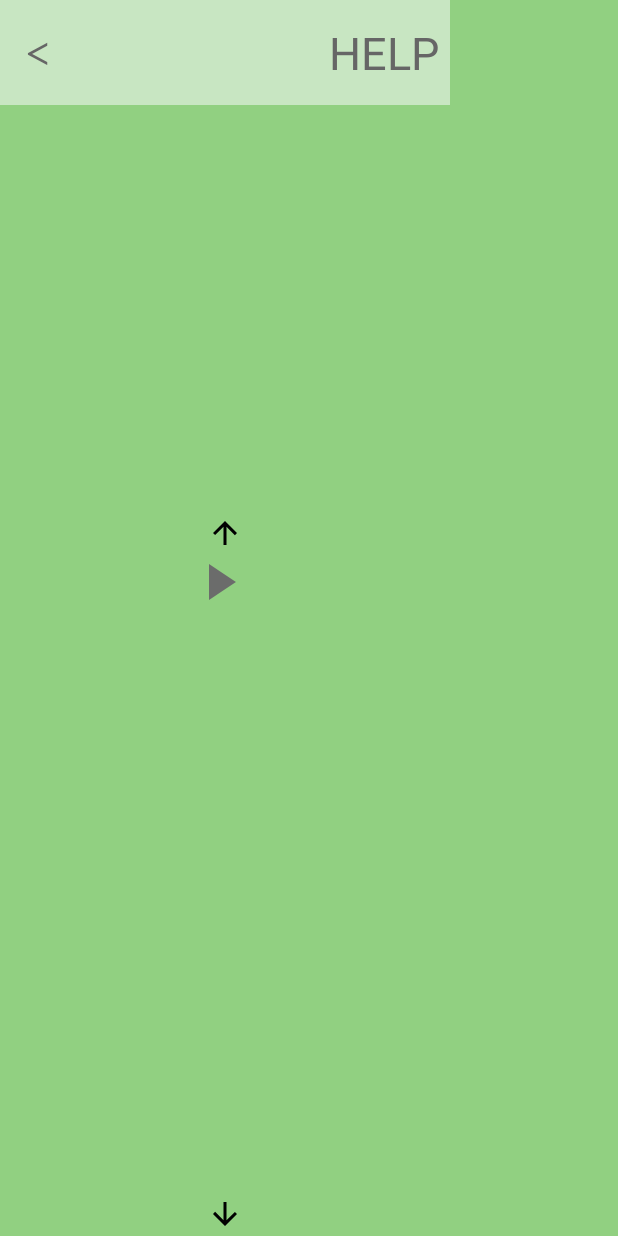
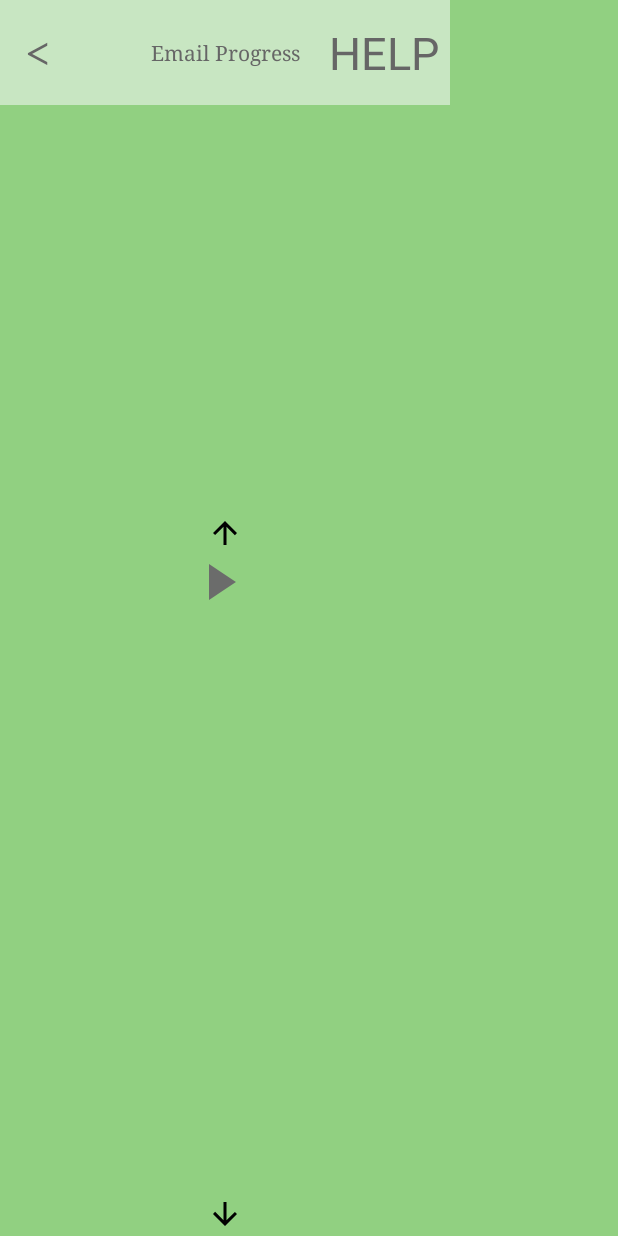
Before and after one commit to BrainyEducation/Make-A-Rhyme-Android-9344, an Android app: the layout activity_rhyme.xml on its own in the app's theme, with its tools: preview values and no code run, on a phone screen of 412 x 824 dp. Run offline under Robolectric (Android 15) with nearby library versions, the light colour scheme and no system bars; Roboto replaces fonts that are not available here.

Commit message:
email prototype

```diff
--- a/app/src/main/res/layout/activity_rhyme.xml
+++ b/app/src/main/res/layout/activity_rhyme.xml
@@ -30,6 +30,22 @@
                 android:text="&lt;"
                 android:textColor="#666"
                 android:textSize="30sp"
+                android:typeface="serif" />
+
+            <Button
+                android:id="@+id/emailButton"
+                style="?android:attr/borderlessButtonStyle"
+                android:layout_width="match_parent"
+                android:layout_height="match_parent"
+                android:layout_alignParentStart="true"
+                android:layout_alignParentTop="true"
+                android:layout_gravity="center_vertical|center_horizontal"
+                android:layout_marginTop="0dp"
+                android:gravity="center"
+                android:padding="0dp"
+                android:text="Email Progress"
+                android:textColor="#666"
+                android:textSize="14sp"
                 android:typeface="serif" />
 
             <Button
```
Also changed, not shown: app/src/main/AndroidManifest.xml (+6 -5 lines), app/src/main/java/com/example/rhyme_or_reason/brainymake_a_rhyme/MainActivity.java (+7 -0 lines), app/src/main/java/com/example/rhyme_or_reason/brainymake_a_rhyme/MainMenu.java (+7 -4 lines), app/src/main/java/com/example/rhyme_or_reason/brainymake_a_rhyme/Rhyme.java (+48 -5 lines), app/src/main/java/com/example/rhyme_or_reason/brainymake_a_rhyme/RhymeTemplateAudioManagement/StoryAudioManager.java (+5 -2 lines), app/src/main/java/com/example/rhyme_or_reason/brainymake_a_rhyme/emailSystem/EmailSystem.java (+11 -0 lines), app/src/main/res/layout/activity_main_menu.xml (+0 -7 lines).
